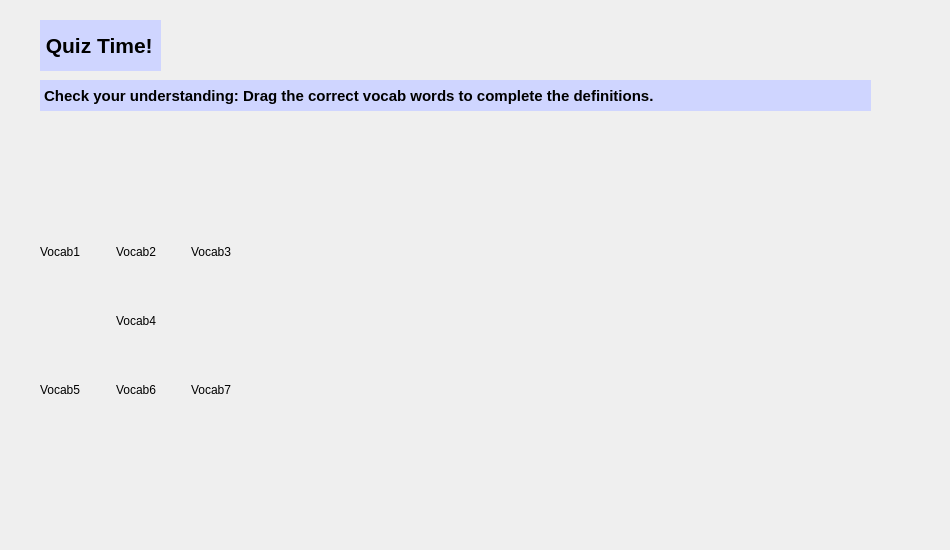
Qt form A8EduApp/quizdragdropwidget.ui (University-of-Utah-CS3505/a9-edu-app-f24-00Calvin00) before a commit.
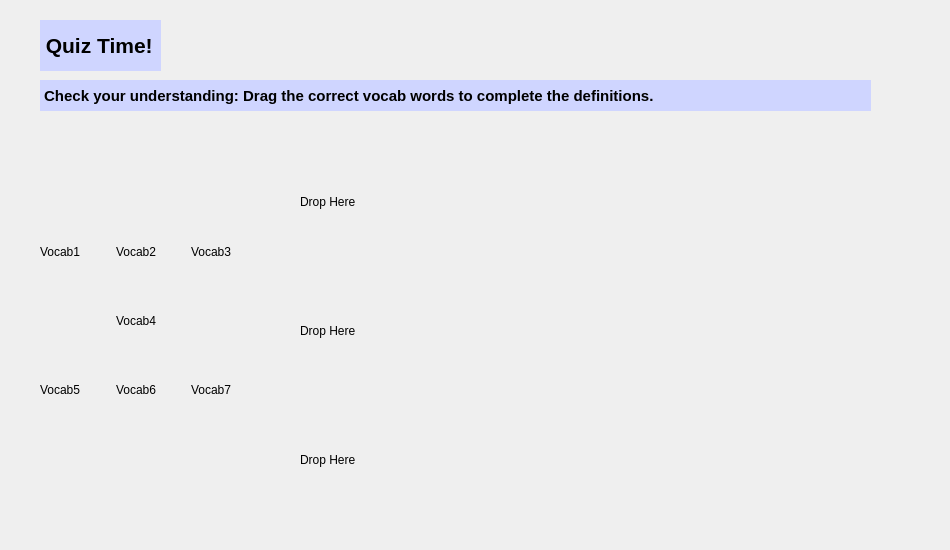
The same form after that commit. Custom widgets are drawn as their Qt base class.

Commit message: Implemented Droppable labels

Diff of the .ui file:
```diff
--- a/A8EduApp/quizdragdropwidget.ui
+++ b/A8EduApp/quizdragdropwidget.ui
@@ -81,7 +81,29 @@
      <height>381</height>
     </rect>
    </property>
-   <layout class="QVBoxLayout" name="verticalLayout_2"/>
+   <layout class="QVBoxLayout" name="verticalLayout_2">
+    <item>
+     <widget class="DropLabel" name="label_3">
+      <property name="text">
+       <string>Drop Here</string>
+      </property>
+     </widget>
+    </item>
+    <item>
+     <widget class="DropLabel" name="label_5">
+      <property name="text">
+       <string>Drop Here</string>
+      </property>
+     </widget>
+    </item>
+    <item>
+     <widget class="DropLabel" name="label_4">
+      <property name="text">
+       <string>Drop Here</string>
+      </property>
+     </widget>
+    </item>
+   </layout>
   </widget>
   <widget class="QWidget" name="gridLayoutWidget">
    <property name="geometry">
@@ -94,7 +116,7 @@
    </property>
    <layout class="QGridLayout" name="gridLayout">
     <item row="0" column="1">
-     <widget class="DraggableLabel" name="label_4">
+     <widget class="DraggableLabel" name="vocab2">
       <property name="text">
        <string>Vocab2</string>
       </property>
@@ -122,14 +144,14 @@
      </widget>
     </item>
     <item row="0" column="2">
-     <widget class="DraggableLabel" name="label_3">
+     <widget class="DraggableLabel" name="vocab3">
       <property name="text">
        <string>Vocab3</string>
       </property>
      </widget>
     </item>
     <item row="0" column="0">
-     <widget class="DraggableLabel" name="label_5">
+     <widget class="DraggableLabel" name="vocab1">
       <property name="text">
        <string>Vocab1 </string>
       </property>
@@ -151,6 +173,11 @@
    <extends>QLabel</extends>
    <header>draggablelabel.h</header>
   </customwidget>
+  <customwidget>
+   <class>DropLabel</class>
+   <extends>QLabel</extends>
+   <header>droplabel.h</header>
+  </customwidget>
  </customwidgets>
  <resources/>
  <connections/>
```
Left out of the diff: 8 changed lines with no effect on the pictures. The commit also changes 6 other files.
